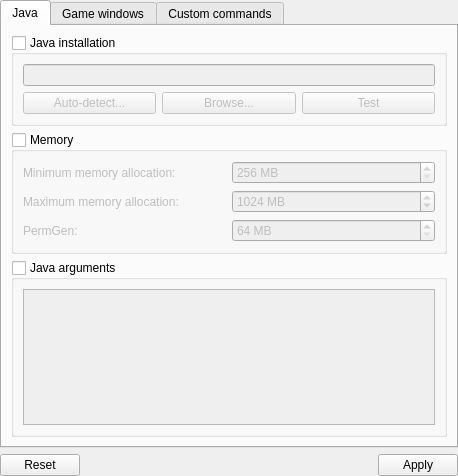
The window that gui/pages/InstanceSettingsPage.ui (FreesmTeam/FreesmLauncher) describes before a commit, drawn with Qt 5.
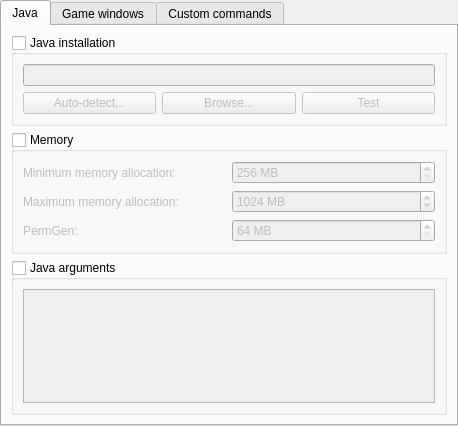
The same window after the commit.

Commit message:
Add close button to page dialog. Add help button to page dialog.
Smile.

Patch:
```diff
--- a/gui/pages/InstanceSettingsPage.ui
+++ b/gui/pages/InstanceSettingsPage.ui
@@ -7,7 +7,7 @@
     <x>0</x>
     <y>0</y>
     <width>458</width>
-    <height>476</height>
+    <height>426</height>
    </rect>
   </property>
   <property name="windowTitle">
@@ -425,16 +425,6 @@
      </widget>
     </widget>
    </item>
-   <item>
-    <widget class="QDialogButtonBox" name="buttonBox">
-     <property name="orientation">
-      <enum>Qt::Horizontal</enum>
-     </property>
-     <property name="standardButtons">
-      <set>QDialogButtonBox::Apply|QDialogButtonBox::Reset</set>
-     </property>
-    </widget>
-   </item>
   </layout>
  </widget>
  <resources/>
```
The commit also changes 14 other files.
